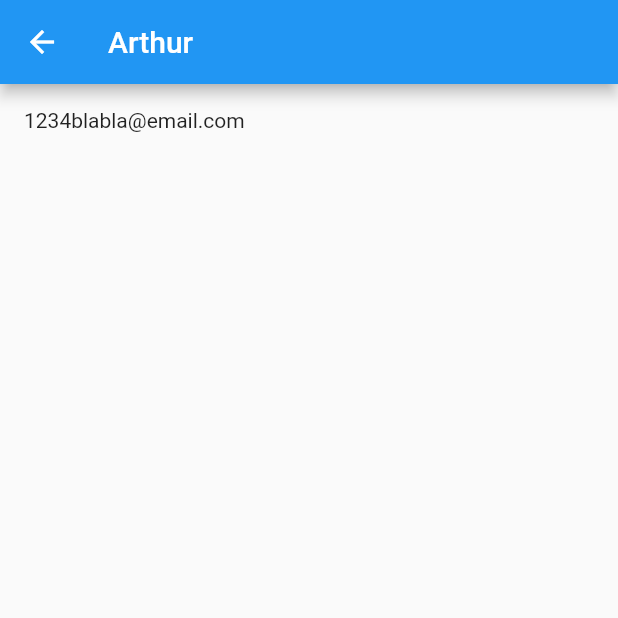
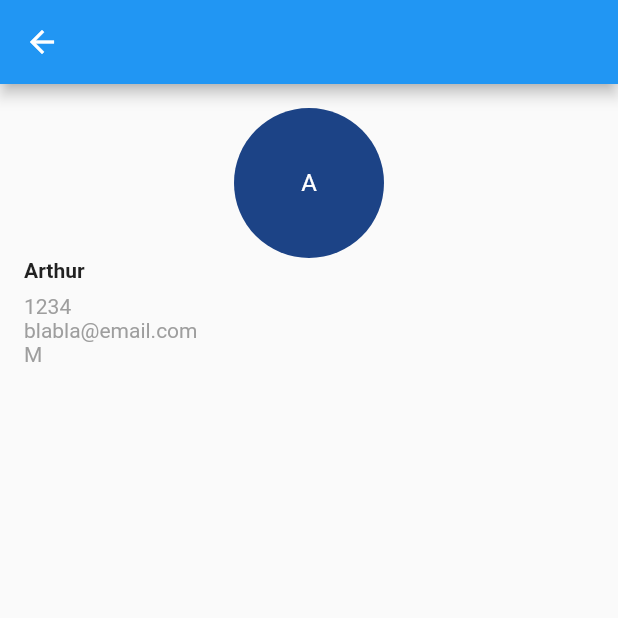
Before and after one commit to Csvop/Lista-de-Contatos, a Flutter app: the screen it shows after launch, after a tap on "Arthur", on a phone screen of 412 x 824 dp, the top half of it. Run offline on Flutter 3.47's test engine with Material 2 defaults, Android fonts, the phone set to English and light mode, and no system bars.

Commit message:
Add contact icon

```diff
--- a/lib/contactDetails.dart
+++ b/lib/contactDetails.dart
@@ -10,12 +10,43 @@ class ContactDetails extends StatelessWidget {
   Widget build(BuildContext context) {
     return Scaffold(
       appBar: AppBar(
-        title: Text(contact.name),
+        title: Text(""),
       ),
       body: Padding(
           padding: EdgeInsets.all(16.0),
-          child:
-              Row(children: [Text(contact.phoneNumber), Text(contact.email)])),
+          child: Column(
+            crossAxisAlignment: CrossAxisAlignment.start,
+            children: [
+              Center(child: ContactAvi(contact, 100)),
+              Container(
+                padding: const EdgeInsets.only(bottom: 8),
+                child: Text(
+                  contact.name,
+                  style: TextStyle(
+                    fontWeight: FontWeight.bold,
+                  ),
+                ),
+              ),
+              Text(
+                contact.phoneNumber,
+                style: TextStyle(
+                  color: Colors.grey[500],
+                ),
+              ),
+              Text(
+                contact.email,
+                style: TextStyle(
+                  color: Colors.grey[500],
+                ),
+              ),
+              Text(
+                (contact.sex == 1) ? 'F' : 'M',
+                style: TextStyle(
+                  color: Colors.grey[500],
+                ),
+              )
+            ],
+          )),
     );
   }
 }
--- a/lib/contacts.dart
+++ b/lib/contacts.dart
@@ -1,3 +1,6 @@
+import 'package:flutter/material.dart';
+import 'dart:math';
+
 class Contact {
   String name;
   int sex; // 0 if man, 1 if woman
@@ -5,4 +8,38 @@ class Contact {
   String email;
 
   Contact(this.name, this.sex, this.phoneNumber, this.email);
+
+  String initials() {
+    if (name == null || name.isEmpty) return '';
+
+    List<String> split = name.split(' ');
+    String initials = "";
+
+    for (var i = 0; i < split.length; i++) {
+      initials += split[i][0];
+    }
+
+    return initials;
+  }
 }
+
+class ContactAvi extends StatelessWidget {
+  final Contact contact;
+  final double side;
+  ContactAvi(this.contact, this.side);
+
+  @override
+  Widget build(BuildContext context) {
+    return Container(
+        width: side,
+        height: side,
+        decoration: BoxDecoration(
+            shape: BoxShape.circle,
+            color: Color((Random().nextDouble() * 0xFFFFFF).toInt())
+                .withOpacity(1.0)),
+        child: CircleAvatar(
+            child:
+                Text(contact.initials(), style: TextStyle(color: Colors.white)),
+            backgroundColor: Colors.transparent));
+  }
+}
```
